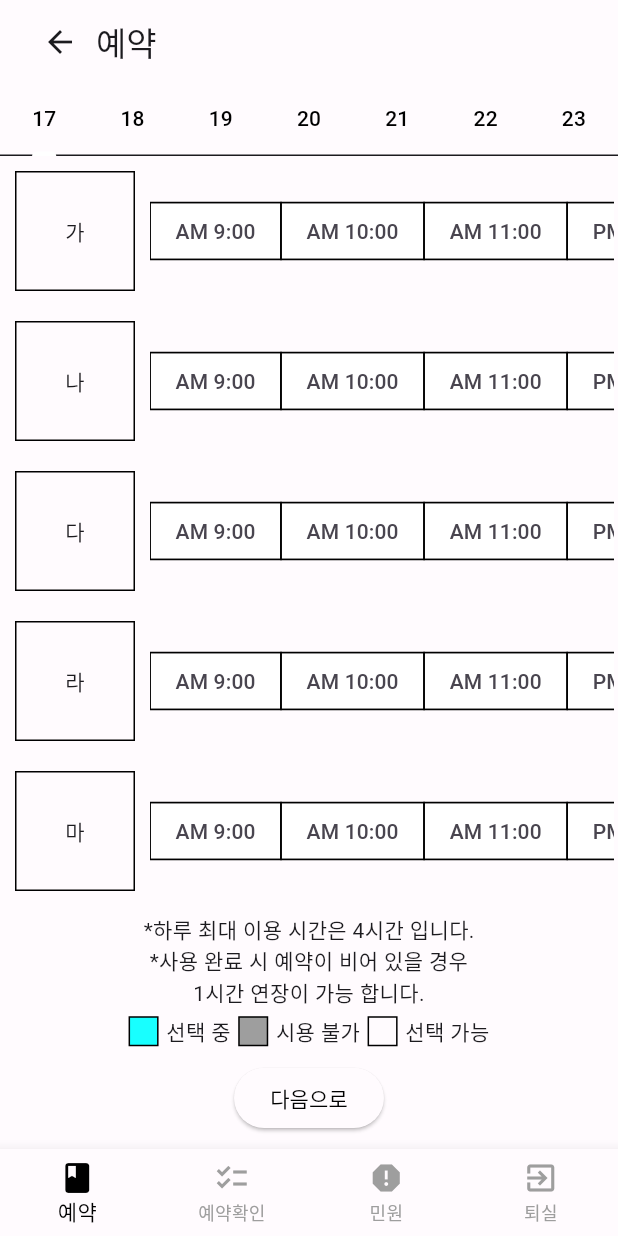
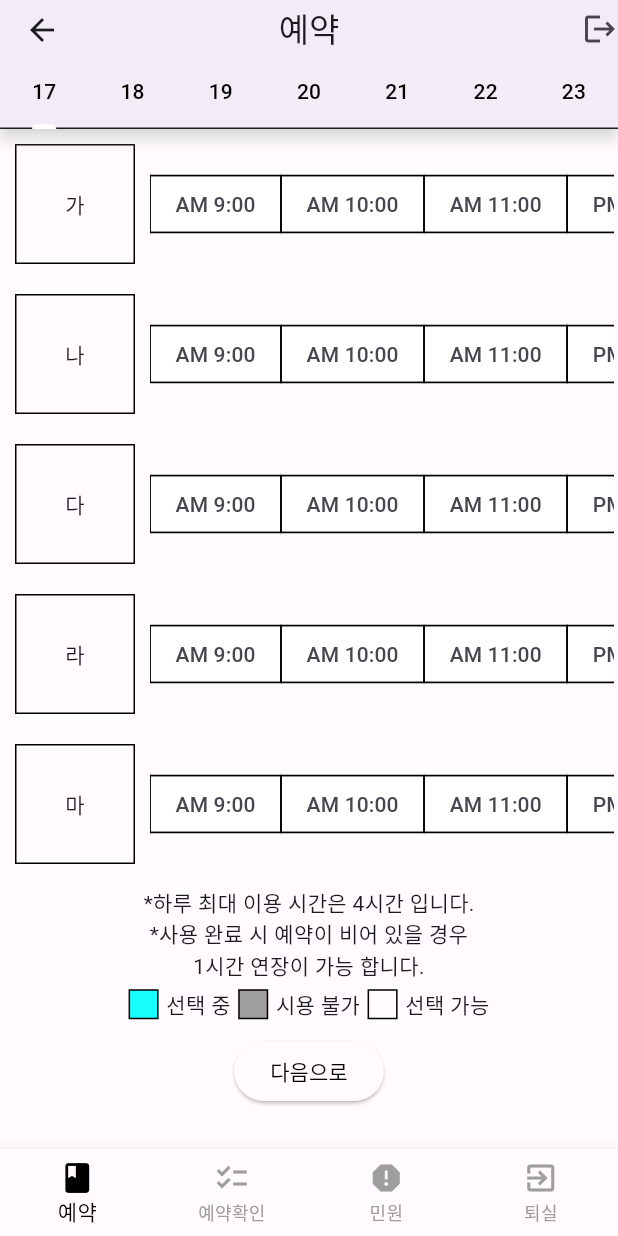
Before and after one commit to JangJunYeong/jiranjigyo, a Flutter app: the screen it shows after launch, after a tap on "예약", on a phone screen of 412 x 824 dp. Run offline on Flutter 3.47's test engine with Material 2 defaults, Android fonts, the phone set to English and light mode, and no system bars; our stand-ins replace image_picker.

Commit message:
앱바 따로

```diff
--- a/lib/complaint.dart
+++ b/lib/complaint.dart
@@ -1,6 +1,7 @@
 import 'package:flutter/material.dart';
 import 'package:jiranjigyo/theme.dart';
 import 'package:jiranjigyo/widget/bottomtabbar.dart';
+import 'package:jiranjigyo/widget/appbar.dart';
 
 class ComplaintButton extends StatelessWidget {
   const ComplaintButton({
@@ -80,20 +81,7 @@ class _MyComplaintState extends State<MyComplaint> {
       home: GestureDetector(
         onTap: FocusScope.of(context).unfocus,
         child: Scaffold(
-          appBar: AppBar(
-            elevation: 4,
-            shadowColor: Color.fromARGB(255, 255, 255, 255),
-            title: Row(
-              children: [
-                IconButton(
-                    onPressed: () {
-                      Navigator.pop(context);
-                    },
-                    icon: const Icon(Icons.arrow_back)),
-                const Text("민원 등록"),
-              ],
-            ),
-          ),
+          appBar: AppBarWidget(AppBar(), "민원 등록"),
           body: Padding(
             padding: const EdgeInsets.all(20.0),
             child: Column(
--- a/lib/reservation.dart
+++ b/lib/reservation.dart
@@ -1,6 +1,7 @@
 import 'package:flutter/material.dart';
 import 'theme.dart';
 import './widget/bottomtabbar.dart';
+import './widget/appbar.dart';
 
 Set<String> TimeMap = {
   "AM 9:00",
@@ -60,30 +61,7 @@ class _ReservationPageState extends State<ReservationPage> {
       home: DefaultTabController(
         length: 7,
         child: Scaffold(
-          appBar: AppBar(
-            title: Row(
-              crossAxisAlignment: CrossAxisAlignment.center,
-              children: [
-                IconButton(
-                    onPressed: (){
-                      Navigator.pop(context);
-                    },
-                    icon: const Icon(Icons.arrow_back)),
-                const Text("예약"),
-              ],
-            ),
-            bottom: const TabBar(
-                tabs: [
-                  Tab(child: Text("17", style: TextStyle(color: Colors.black),)),
-                  Tab(child: Text("18", style: TextStyle(color: Colors.black),)),
-                  Tab(child: Text("19", style: TextStyle(color: Colors.black),)),
-                  Tab(child: Text("20", style: TextStyle(color: Colors.black),)),
-                  Tab(child: Text("21", style: TextStyle(color: Colors.black),)),
-                  Tab(child: Text("22", style: TextStyle(color: Colors.black),)),
-                  Tab(child: Text("23", style: TextStyle(color: Colors.black),)),
-                ]
-            ),
-          ),
+          appBar: AppBarWidget(AppBar(), "예약", hasTab: true),
           body: TabBarView(
             children: getPage(),
           ),
--- /dev/null
+++ b/lib/widget/appbar.dart
@@ -0,0 +1,54 @@
+import 'package:flutter/material.dart';
+
+
+class AppBarWidget extends StatelessWidget implements PreferredSizeWidget{
+  const AppBarWidget(this.appBar, this.pagename, {Key? key, this.hasTab = false}) : super(key: key);
+
+  final String pagename;
+  final AppBar appBar;
+  final bool hasTab;
+
+  @override
+  Widget build(BuildContext context) {
+    if (pagename == "예약"){
+      return AppBar(
+          elevation: 4,
+          shadowColor: const Color.fromARGB(255, 255, 255, 255),
+          leading: IconButton(
+              onPressed: () {
+                Navigator.pop(context);
+              },
+              icon: const Icon(Icons.arrow_back)),
+          title: (Text(pagename)),
+          centerTitle: true,
+          actions: const [Icon(Icons.logout)],
+          bottom: const TabBar(
+            tabs: [
+              Tab(child: Text("17", style: TextStyle(color: Colors.black),)),
+              Tab(child: Text("18", style: TextStyle(color: Colors.black),)),
+              Tab(child: Text("19", style: TextStyle(color: Colors.black),)),
+              Tab(child: Text("20", style: TextStyle(color: Colors.black),)),
+              Tab(child: Text("21", style: TextStyle(color: Colors.black),)),
+              Tab(child: Text("22", style: TextStyle(color: Colors.black),)),
+              Tab(child: Text("23", style: TextStyle(color: Colors.black),)),
+            ]
+        ),
+      );
+    } else {
+      return AppBar(
+          elevation: 4,
+          shadowColor: const Color.fromARGB(255, 255, 255, 255),
+          leading: IconButton(
+              onPressed: () {
+                Navigator.pop(context);
+              },
+              icon: const Icon(Icons.arrow_back)),
+          title: (Text(pagename)),
+          centerTitle: true,
+          actions: const [Icon(Icons.logout)]);
+    }
+  }
+
+  @override
+  Size get preferredSize => Size.fromHeight(appBar.preferredSize.height + (hasTab ? 30 : 0));
+}
--- a/lib/widget/bottomtabbar.dart
+++ b/lib/widget/bottomtabbar.dart
@@ -87,8 +87,7 @@ class _BottomTabBarState extends State<BottomTabBar> {
       unselectedItemColor: Colors.grey,
       selectedItemColor: Colors.black,
       items: const <BottomNavigationBarItem>[
-        BottomNavigationBarItem(
-          icon: Icon(Icons.book), label: "예약",),
+        BottomNavigationBarItem(icon: Icon(Icons.book), label: "예약",),
         BottomNavigationBarItem(icon: Icon(Icons.checklist), label: "예약확인"),
         BottomNavigationBarItem(icon: Icon(Icons.report), label: "민원"),
         BottomNavigationBarItem(icon: Icon(Icons.exit_to_app), label: "퇴실"),
```
